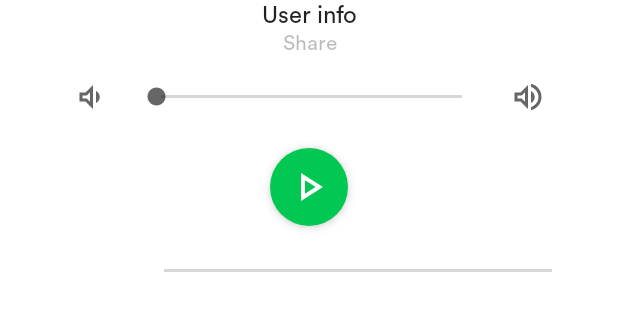
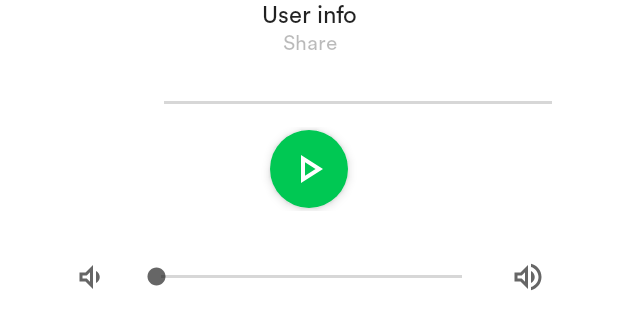
Before and after one commit to rushikeshkate8/Music-Player, an Android app: the layout fragment_card_blur_player_playback_controls.xml on its own in the app's theme, with its tools: preview values and no code run, on a phone screen of 412 x 824 dp. Shown: the top 330 px of the screen. Run offline under Robolectric (Android 15) with nearby library versions, the phone set to English and light mode, and no system bars.

Commit message:
01/07/2020

```diff
--- a/app/src/main/res/layout/fragment_album_full_cover.xml
+++ b/app/src/main/res/layout/fragment_album_full_cover.xml
@@ -7,7 +7,7 @@
     <ImageView
         android:id="@+id/player_image"
         android:layout_width="match_parent"
-        android:layout_height="match_parent"
+        android:layout_height="wrap_content"
         android:scaleType="centerCrop"
         tools:ignore="ContentDescription,UnusedAttribute"/>
 
--- a/app/src/main/res/layout/fragment_card_blur_player_playback_controls.xml
+++ b/app/src/main/res/layout/fragment_card_blur_player_playback_controls.xml
@@ -6,7 +6,7 @@
     android:layout_height="wrap_content"
     android:paddingStart="24dp"
     android:paddingEnd="24dp"
-    android:paddingBottom="32dp">
+   >
 
     <LinearLayout
         android:layout_width="match_parent"
@@ -47,24 +47,28 @@
                 tools:text="@string/action_share" />
 
         </LinearLayout>
-
-        <include layout="@layout/volume_controls" />
-
-        <include layout="@layout/media_button" />
-
-        <include layout="@layout/player_time" />
-
+        <include layout="@layout/player_time"/>
         <androidx.appcompat.widget.AppCompatSeekBar
             android:id="@+id/progressSlider"
             android:layout_width="match_parent"
             android:layout_height="wrap_content"
             android:paddingStart="20dp"
             android:paddingEnd="20dp"
+            android:paddingVertical="8dp"
             android:progressTint="@color/md_white_1000"
             android:splitTrack="false"
             android:thumb="@null"
             android:thumbTint="@color/md_white_1000"
             tools:progress="20" />
+        <include layout="@layout/media_button"
+            android:layout_marginBottom="16dp"
+            android:layout_height="wrap_content"
+            android:layout_width="match_parent" />
+
+        <include layout="@layout/volume_controls"
+            android:layout_height="wrap_content"
+            android:layout_width="match_parent"
+            android:layout_marginVertical="16dp"/>
 
     </LinearLayout>
 </FrameLayout>
--- a/app/src/main/res/layout/fragment_volume.xml
+++ b/app/src/main/res/layout/fragment_volume.xml
@@ -13,7 +13,7 @@
         android:layout_height="wrap_content"
         android:layout_weight="0"
         android:background="?roundSelector"
-        android:padding="16dp"
+        android:paddingHorizontal="16dp"
         app:srcCompat="@drawable/ic_volume_down_white_24dp" />
 
     <androidx.appcompat.widget.AppCompatSeekBar
@@ -28,6 +28,6 @@
         android:layout_height="wrap_content"
         android:layout_weight="0"
         android:background="?roundSelector"
-        android:padding="16dp"
+        android:paddingHorizontal="16dp"
         app:srcCompat="@drawable/ic_volume_up_white_24dp" />
 </LinearLayout>
--- a/app/src/main/res/layout/media_button.xml
+++ b/app/src/main/res/layout/media_button.xml
@@ -20,7 +20,8 @@
         android:layout_marginEnd="8dp"
         android:layout_toStartOf="@+id/dummy_fab"
         android:background="?attr/roundSelector"
-        android:padding="16dp"
+        android:paddingVertical="8dp"
+        android:paddingHorizontal="16dp"
         android:scaleType="fitCenter"
         app:srcCompat="@drawable/ic_skip_previous_white_24dp"
         tools:ignore="MissingPrefix"
@@ -34,7 +35,8 @@
         android:layout_marginStart="8dp"
         android:layout_toEndOf="@+id/dummy_fab"
         android:background="?attr/roundSelector"
-        android:padding="16dp"
+        android:paddingVertical="8dp"
+        android:paddingHorizontal="16dp"
         android:scaleType="fitCenter"
         app:srcCompat="@drawable/ic_skip_next_white_24dp"
         tools:ignore="MissingPrefix"
@@ -47,7 +49,8 @@
         android:layout_alignParentStart="true"
         android:layout_centerVertical="true"
         android:background="?attr/roundSelector"
-        android:padding="16dp"
+        android:paddingVertical="8dp"
+        android:paddingHorizontal="16dp"
         android:scaleType="fitCenter"
         app:srcCompat="@drawable/ic_repeat_white_24dp"
         tools:ignore="MissingPrefix"
@@ -60,7 +63,8 @@
         android:layout_alignParentEnd="true"
         android:layout_centerVertical="true"
         android:background="?attr/roundSelector"
-        android:padding="16dp"
+        android:paddingVertical="8dp"
+        android:paddingHorizontal="16dp"
         android:scaleType="fitCenter"
         app:srcCompat="@drawable/ic_shuffle_white_24dp"
         tools:ignore="MissingPrefix"
```
Also changed, not shown: app/src/main/java/code/name/player/musicplayer/ui/activities/SettingsActivity.kt (+0 -20 lines), app/src/main/res/layout/fragment_card_blur_player.xml (+7 -6 lines), app/src/main/res/layout/fragment_full.xml (+21 -11 lines), app/src/main/res/layout/fragment_full_player_controls.xml (+22 -21 lines).
